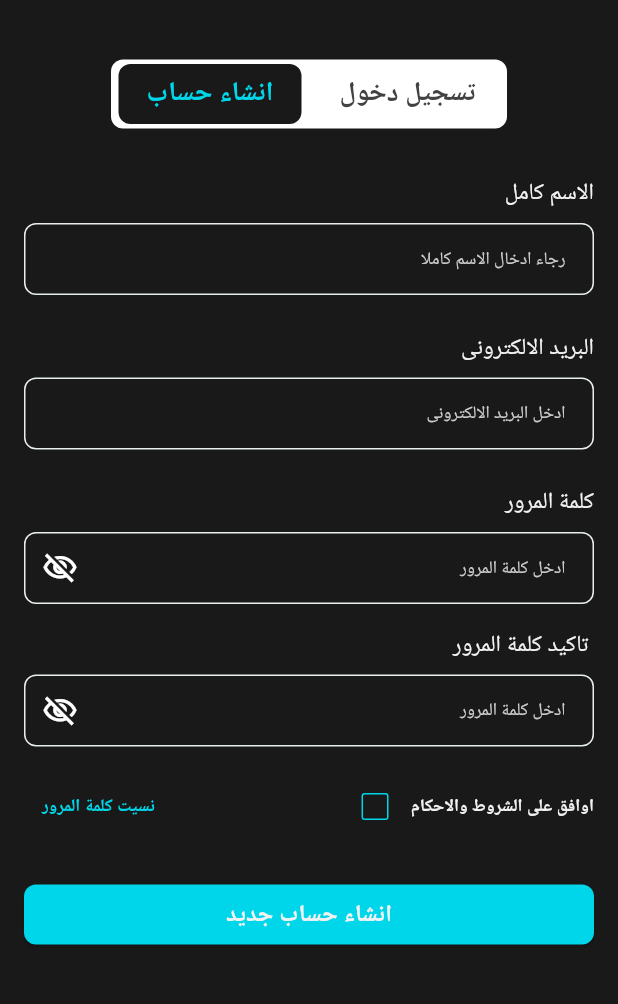
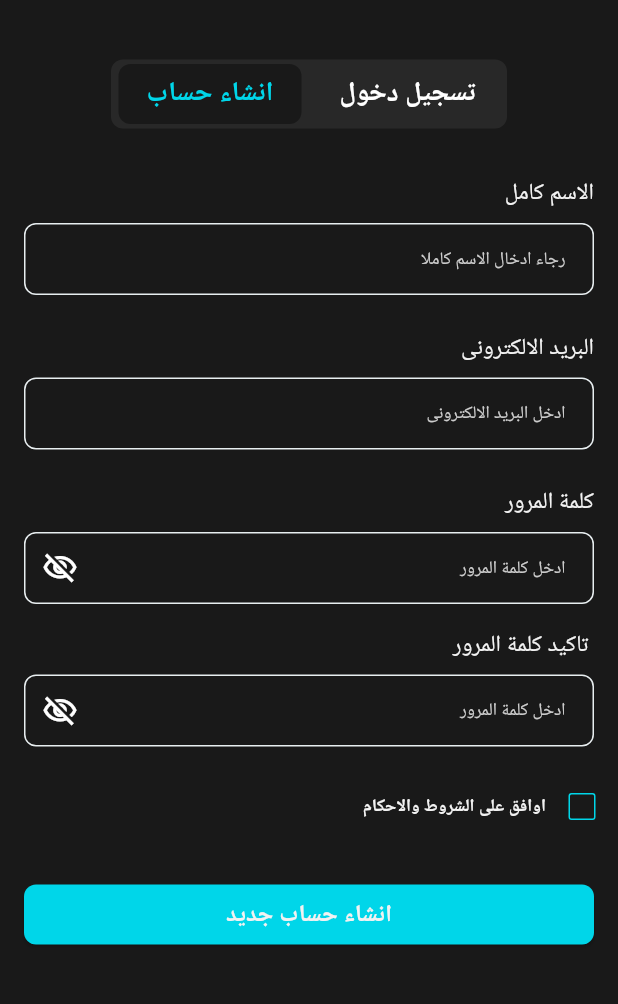
Before and after one commit to SakerDakak/ur-fit, a Flutter app: the AuthScreen screen opened by its route, tab 2 chosen, on a phone screen of 412 x 824 dp, the part 182-1186 px from its top. Run offline on Flutter 3.47's test engine with Material 3 defaults, Android fonts, the phone set to English and light mode, and no system bars; drawn by our look-alikes of loader_overlay; our stand-ins replace animated_flip_counter, bloc, cached_network_image, dartz, dio, equatable and 27 more; missing offline and left inert: flutter_keychain, gif, health, shorebird_code_push; accounts and stored records are empty; Roboto replaces fonts that are missing (Cairo); project files that could hold a hidden picture were left out.

Commit message:
اصلاح الوان + اصلاح حقل إدخال كلمة السر الجديدة + حذف زر نسيان كلمة السر من صفحة إنشاء الحساب

```diff
--- a/lib/modules/auth/persentation/views/auth_screen.dart
+++ b/lib/modules/auth/persentation/views/auth_screen.dart
@@ -19,7 +19,8 @@ class AuthScreen extends StatefulWidget {
   State<AuthScreen> createState() => _AuthScreenState();
 }
 
-class _AuthScreenState extends State<AuthScreen> with SingleTickerProviderStateMixin {
+class _AuthScreenState extends State<AuthScreen>
+    with SingleTickerProviderStateMixin {
   late final TabController controller;
 
   @override
@@ -45,18 +46,23 @@ class _AuthScreenState extends State<AuthScreen> with SingleTickerProviderStateM
                 child: SizedBox(
                   width: 264.px,
                   child: Container(
-                    decoration: BoxDecoration(color: Colors.white, borderRadius: BorderRadius.circular(8.px)),
+                    decoration: BoxDecoration(
+                        color: Co.cardColor,
+                        borderRadius: BorderRadius.circular(8.px)),
                     child: TabBar(
                       controller: controller,
-                      indicatorPadding: EdgeInsets.symmetric(horizontal: 5.px, vertical: 3.px),
+                      indicatorPadding: EdgeInsets.symmetric(
+                          horizontal: 5.px, vertical: 3.px),
                       indicatorSize: TabBarIndicatorSize.tab,
                       indicatorWeight: 0,
                       labelColor: Theme.of(context).colorScheme.primary,
                       labelStyle: TStyle.semiBold_24.copyWith(fontSize: 18.px),
-                      unselectedLabelColor: Co.darkGrey,
+                      unselectedLabelColor: Co.whiteColor,
                       // tabAlignment: TabAlignment.center,
                       dividerColor: Colors.transparent,
-                      indicator: BoxDecoration(color: Co.backGround, borderRadius: BorderRadius.circular(8.px)),
+                      indicator: BoxDecoration(
+                          color: Co.backGround,
+                          borderRadius: BorderRadius.circular(8.px)),
                       indicatorColor: Colors.transparent,
                       tabs: [
                         Tab(
--- a/lib/modules/auth/persentation/views/widget/register_form.dart
+++ b/lib/modules/auth/persentation/views/widget/register_form.dart
@@ -9,7 +9,6 @@ import 'package:urfit/core/presentation/utils/loading_helper.dart';
 import 'package:urfit/core/presentation/utils/validators.dart';
 import 'package:urfit/modules/auth/persentation/cubit/auth_cubit.dart';
 import 'package:urfit/modules/auth/persentation/cubit/auth_states.dart';
-import 'package:urfit/modules/auth/persentation/views/forget_password_screen.dart';
 import 'package:urfit/modules/auth/persentation/views/register_otp_screen.dart';
 
 import '../../../../../core/presentation/style/colors.dart';
@@ -55,7 +54,8 @@ class _RegisterFormState extends State<RegisterForm> {
                 title: L10n.tr().fullName,
                 autoFillHints: [AutofillHints.name],
                 controller: authCubit.nameController,
-                validator: (v) => Validators.valueIsNumAtLeast(v, 3, L10n.tr().fullName),
+                validator: (v) =>
+                    Validators.valueIsNumAtLeast(v, 3, L10n.tr().fullName),
               ),
               SizedBox(height: 24.px),
               CompactTextFormField(
@@ -69,7 +69,7 @@ class _RegisterFormState extends State<RegisterForm> {
                 hintText: L10n.tr().enterPassword,
                 title: L10n.tr().password,
                 controller: authCubit.passwordController,
-                autoFillHints: [AutofillHints.newPassword],
+                autoFillHints: [AutofillHints.password],
                 validator: Validators.moreThanSix,
               ),
               SizedBox(height: 16.px),
@@ -78,14 +78,14 @@ class _RegisterFormState extends State<RegisterForm> {
                 title: L10n.tr().confirmPassword,
                 controller: authCubit.confirmPasswordController,
                 validator: (String? value) {
-                  if (value != authCubit.passwordController.text) return L10n.tr().passwordsDoNotMatch;
+                  if (value != authCubit.passwordController.text) {
+                    return L10n.tr().passwordsDoNotMatch;
+                  }
                   return null;
                 },
               ),
               SizedBox(height: 16.px),
-              Padding(
-                padding: EdgeInsets.symmetric(horizontal: 16.px),
-                child: Row(
+              Row(
                 children: [
                   ValueListenableBuilder(
                     valueListenable: agreeToTerms,
@@ -97,37 +97,27 @@ class _RegisterFormState extends State<RegisterForm> {
                       child: Row(
                         mainAxisAlignment: MainAxisAlignment.start,
                         children: [
-                            Text(
-                              L10n.tr().agreeTerms,
-                              style: TStyle.bold_14,
-                            ),
                           IgnorePointer(
                             child: Checkbox(
                               value: value, // acceptTerms,
                               onChanged: (val) => agreeToTerms.value = !value,
                               checkColor: Co.whiteColor,
                               focusColor: Theme.of(context).colorScheme.primary,
-                                activeColor: Theme.of(context).colorScheme.primary,
-                                side: BorderSide(color: Theme.of(context).colorScheme.primary),
+                              activeColor:
+                                  Theme.of(context).colorScheme.primary,
+                              side: BorderSide(
+                                  color: Theme.of(context).colorScheme.primary),
                             ),
+                          ),
+                          Text(
+                            L10n.tr().agreeTerms,
+                            style: TStyle.bold_14,
                           ),
                         ],
                       ),
                     ),
                   ),
-                    const Spacer(),
-                    FittedBox(
-                      child: TextButton(
-                          onPressed: () {
-                            context.push(ForgetPasswordScreen.route);
-                          },
-                          child: Text(
-                            L10n.tr().forgetPassword,
-                            style: TStyle.bold_14.copyWith(color: Theme.of(context).colorScheme.primary),
-                          )),
-                    ),
                 ],
-                ),
               ),
               SizedBox(
                 height: 24.px,
@@ -141,7 +131,8 @@ class _RegisterFormState extends State<RegisterForm> {
                     LoadingHelper.stopLoading();
                   }
                   if (state is RegisterSuccessState) {
-                    Alerts.showToast(L10n.tr().otpHasBeenSentToYourEmail, error: false);
+                    Alerts.showToast(L10n.tr().otpHasBeenSentToYourEmail,
+                        error: false);
                     final email = authCubit.emailController.text.trim();
                     context.push(RegisterOTPScreen.route(email));
                   } else if (state is RegisterErrorState) {
```
Lines whose indentation alone changed are shown as unchanged.
